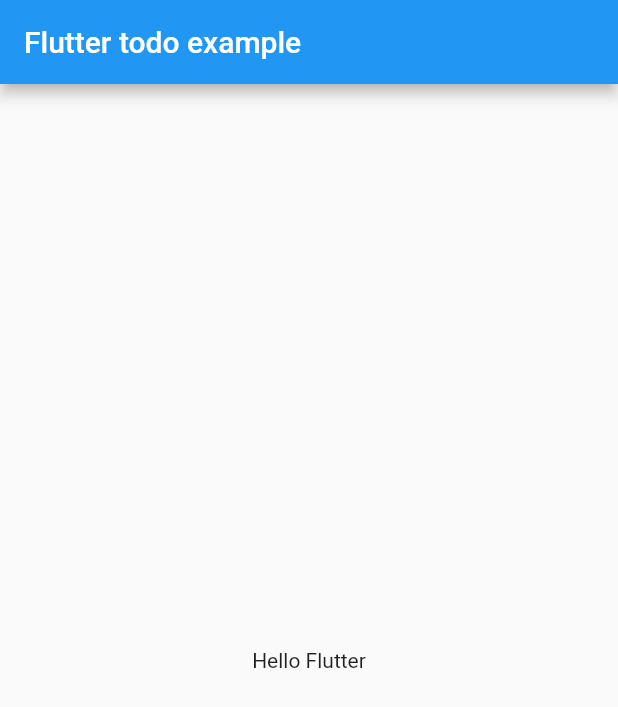
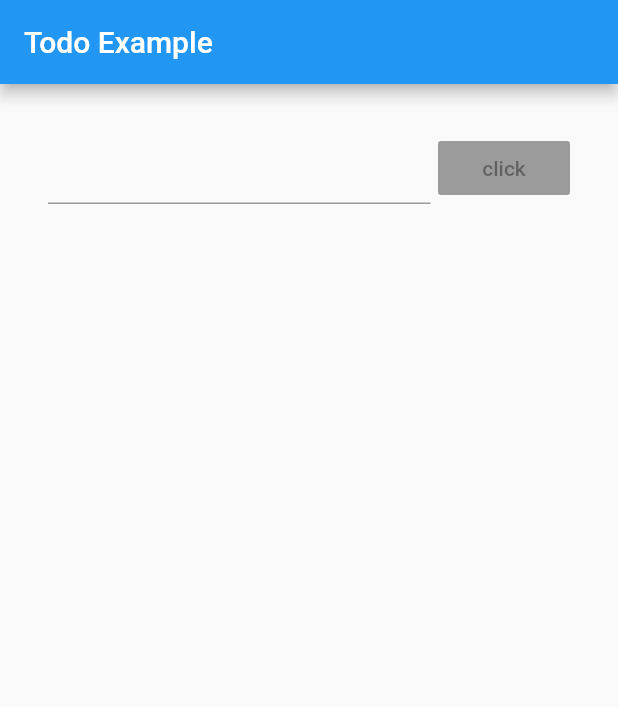
Before and after one commit to chanupol/todo_flutter_example, a Flutter app: the screen it shows after launch, on a phone screen of 412 x 824 dp. Shown: the top 707 px of the screen. Run offline on Flutter 3.47's test engine with Material 2 defaults, Android fonts, the phone set to English and light mode, and no system bars.

Commit message:
add toto_input.dart

```diff
--- a/lib/main.dart
+++ b/lib/main.dart
@@ -1,24 +1,24 @@
 import 'package:flutter/material.dart';
+import 'package:todo_flutter/todo_input.dart';
 
-void main() => runApp(new MyApp());
+void main() => runApp(new MaterialApp(home: new MyApp()));
 
-class MyApp extends StatelessWidget {
-  // This widget is the root of your application.
+class MyApp extends StatefulWidget {
+  @override
+  MyAppState createState() => MyAppState();
+}
+
+class MyAppState extends State<MyApp> {
+  String _todo = '';
+  String _appBarTitle = 'Todo Example';
   @override
   Widget build(BuildContext context) {
-    return new MaterialApp(
-      title: 'Flutter Todo',
-      theme: new ThemeData(
-        primarySwatch: Colors.blue,
+    // TODO: implement build
+    return new Scaffold(
+      appBar: new AppBar(
+        title: new Text(_appBarTitle),
       ),
-      home: new Scaffold(
-        appBar: new AppBar(
-          title: new Text('Flutter todo example'),
-        ),
-        body: new Center(
-          child: new Text('Hello Flutter'),
-        ),
-      ),
+      body: new TodoInput(),
     );
   }
 }
--- /dev/null
+++ b/lib/todo_input.dart
@@ -0,0 +1,30 @@
+import 'package:flutter/material.dart';
+import 'package:flutter/widgets.dart';
+
+class TodoInput extends StatelessWidget {
+  @override
+  Widget build(BuildContext context) {
+    // TODO: implement build
+    return new Container(
+        padding: new EdgeInsets.all(32.0),
+        child: new Column(
+          children: <Widget>[
+            new Row(
+              children: <Widget>[
+                new Expanded(
+                  child: new TextField(),
+                ),
+                new Container(
+                  margin: new EdgeInsets.only(left: 5.0),
+                  child:  new RaisedButton(
+                    child: new Text('click'),
+                    onPressed: null,
+                  ),
+                ),
+              ],
+            ),
+          ],
+        ),
+      );
+  }
+}
```
